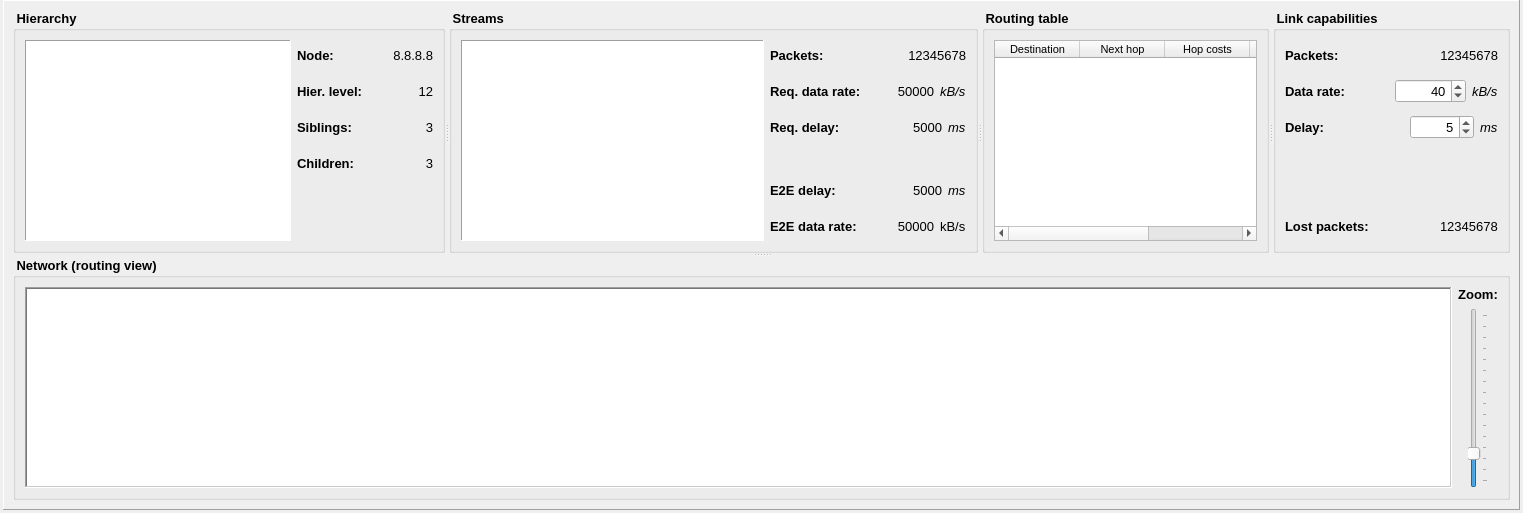
Old version of the form Homer/forms/Widgets/OverviewNetworkSimulationWidget.ui in the repository Homer-Conferencing/Homer-Conferencing.
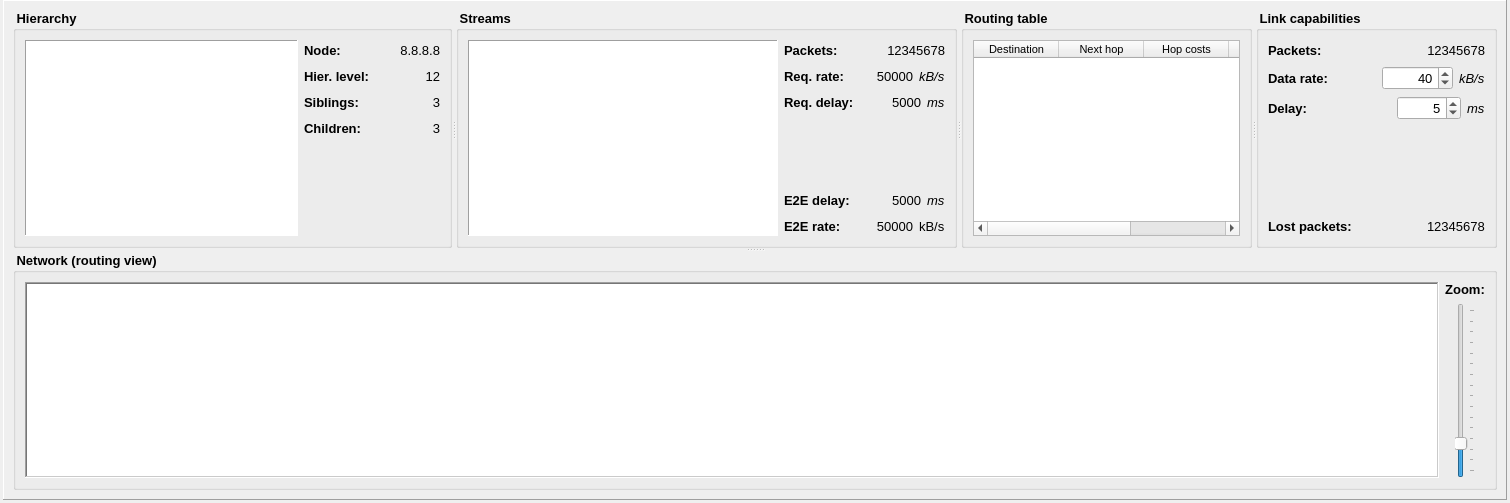
New version of the form.

Commit message: - extended simulation

What changed in the file:
```diff
--- a/Homer/forms/Widgets/OverviewNetworkSimulationWidget.ui
+++ b/Homer/forms/Widgets/OverviewNetworkSimulationWidget.ui
@@ -6,8 +6,8 @@
    <rect>
     <x>0</x>
     <y>0</y>
-    <width>1523</width>
-    <height>513</height>
+    <width>1510</width>
+    <height>503</height>
    </rect>
   </property>
   <property name="font">
@@ -109,13 +109,13 @@
                     <property name="minimumSize">
                      <size>
                       <width>70</width>
-                      <height>30</height>
+                      <height>20</height>
                      </size>
                     </property>
                     <property name="maximumSize">
                      <size>
                       <width>70</width>
-                      <height>30</height>
+                      <height>20</height>
                      </size>
                     </property>
                     <property name="font">
@@ -176,13 +176,13 @@
                     <property name="minimumSize">
                      <size>
                       <width>70</width>
-                      <height>30</height>
+                      <height>20</height>
                      </size>
                     </property>
                     <property name="maximumSize">
                      <size>
                       <width>80</width>
-                      <height>30</height>
+                      <height>20</height>
                      </size>
                     </property>
                     <property name="text">
@@ -237,13 +237,13 @@
                     <property name="minimumSize">
                      <size>
                       <width>70</width>
-                      <height>30</height>
+                      <height>20</height>
                      </size>
                     </property>
                     <property name="maximumSize">
                      <size>
                       <width>80</width>
-                      <height>30</height>
+                      <height>20</height>
                      </size>
                     </property>
                     <property name="text">
@@ -295,13 +295,13 @@
                     <property name="minimumSize">
                      <size>
                       <width>70</width>
-                      <height>30</height>
+                      <height>20</height>
                      </size>
                     </property>
                     <property name="maximumSize">
                      <size>
                       <width>80</width>
-                      <height>30</height>
+                      <height>20</height>
                      </size>
                     </property>
                     <property name="text">
@@ -414,14 +414,14 @@
                    <widget class="QLabel" name="mLbPacketsDesc">
                     <property name="minimumSize">
                      <size>
-                      <width>115</width>
-                      <height>30</height>
+                      <width>80</width>
+                      <height>20</height>
                      </size>
                     </property>
                     <property name="maximumSize">
                      <size>
-                      <width>115</width>
-                      <height>30</height>
+                      <width>80</width>
+                      <height>20</height>
                      </size>
                     </property>
                     <property name="font">
@@ -481,14 +481,14 @@
                    <widget class="QLabel" name="label">
                     <property name="minimumSize">
                      <size>
-                      <width>115</width>
-                      <height>30</height>
+                      <width>80</width>
+                      <height>20</height>
                      </size>
                     </property>
                     <property name="maximumSize">
                      <size>
-                      <width>115</width>
-                      <height>30</height>
+                      <width>80</width>
+                      <height>20</height>
                      </size>
                     </property>
                     <property name="font">
@@ -498,7 +498,7 @@
                      </font>
                     </property>
                     <property name="text">
-                     <string>Req. data rate:</string>
+                     <string>Req. rate:</string>
                     </property>
                    </widget>
                   </item>
@@ -559,14 +559,14 @@
                    <widget class="QLabel" name="label_4">
                     <property name="minimumSize">
                      <size>
-                      <width>115</width>
-                      <height>30</height>
+                      <width>80</width>
+                      <height>20</height>
                      </size>
                     </property>
                     <property name="maximumSize">
                      <size>
-                      <width>115</width>
-                      <height>30</height>
+                      <width>80</width>
+                      <height>20</height>
                      </size>
                     </property>
                     <property name="font">
@@ -653,14 +653,14 @@
                    <widget class="QLabel" name="label_13">
                     <property name="minimumSize">
                      <size>
-                      <width>115</width>
-                      <height>30</height>
+                      <width>80</width>
+                      <height>20</height>
                      </size>
                     </property>
                     <property name="maximumSize">
                      <size>
-                      <width>115</width>
-                      <height>30</height>
+                      <width>80</width>
+                      <height>20</height>
                      </size>
                     </property>
                     <property name="text">
@@ -725,18 +725,18 @@
                    <widget class="QLabel" name="label_15">
                     <property name="minimumSize">
                      <size>
-                      <width>115</width>
-                      <height>30</height>
+                      <width>80</width>
+                      <height>20</height>
                      </size>
                     </property>
                     <property name="maximumSize">
                      <size>
-                      <width>115</width>
-                      <height>30</height>
+                      <width>80</width>
+                      <height>20</height>
                      </size>
                     </property>
                     <property name="text">
-                     <string>E2E data rate:</string>
+                     <string>E2E rate:</string>
                     </property>
                    </widget>
                   </item>
@@ -880,13 +880,13 @@
                   <property name="minimumSize">
                    <size>
                     <width>65</width>
-                    <height>30</height>
+                    <height>20</height>
                    </size>
                   </property>
                   <property name="maximumSize">
                    <size>
                     <width>80</width>
-                    <height>30</height>
+                    <height>20</height>
                    </size>
                   </property>
                   <property name="font">
@@ -947,13 +947,13 @@
                   <property name="minimumSize">
                    <size>
                     <width>65</width>
-                    <height>30</height>
+                    <height>20</height>
                    </size>
                   </property>
                   <property name="maximumSize">
                    <size>
                     <width>80</width>
-                    <height>30</height>
+                    <height>20</height>
                    </size>
                   </property>
                   <property name="font">
@@ -1028,13 +1028,13 @@
                   <property name="minimumSize">
                    <size>
                     <width>65</width>
-                    <height>30</height>
+                    <height>20</height>
                    </size>
                   </property>
                   <property name="maximumSize">
                    <size>
                     <width>80</width>
-                    <height>30</height>
+                    <height>20</height>
                    </size>
                   </property>
                   <property name="font">
@@ -1122,13 +1122,13 @@
                   <property name="minimumSize">
                    <size>
                     <width>100</width>
-                    <height>30</height>
+                    <height>20</height>
                    </size>
                   </property>
                   <property name="maximumSize">
                    <size>
                     <width>100</width>
-                    <height>30</height>
+                    <height>20</height>
                    </size>
                   </property>
                   <property name="font">
```
The commit also changes 1 other file.
